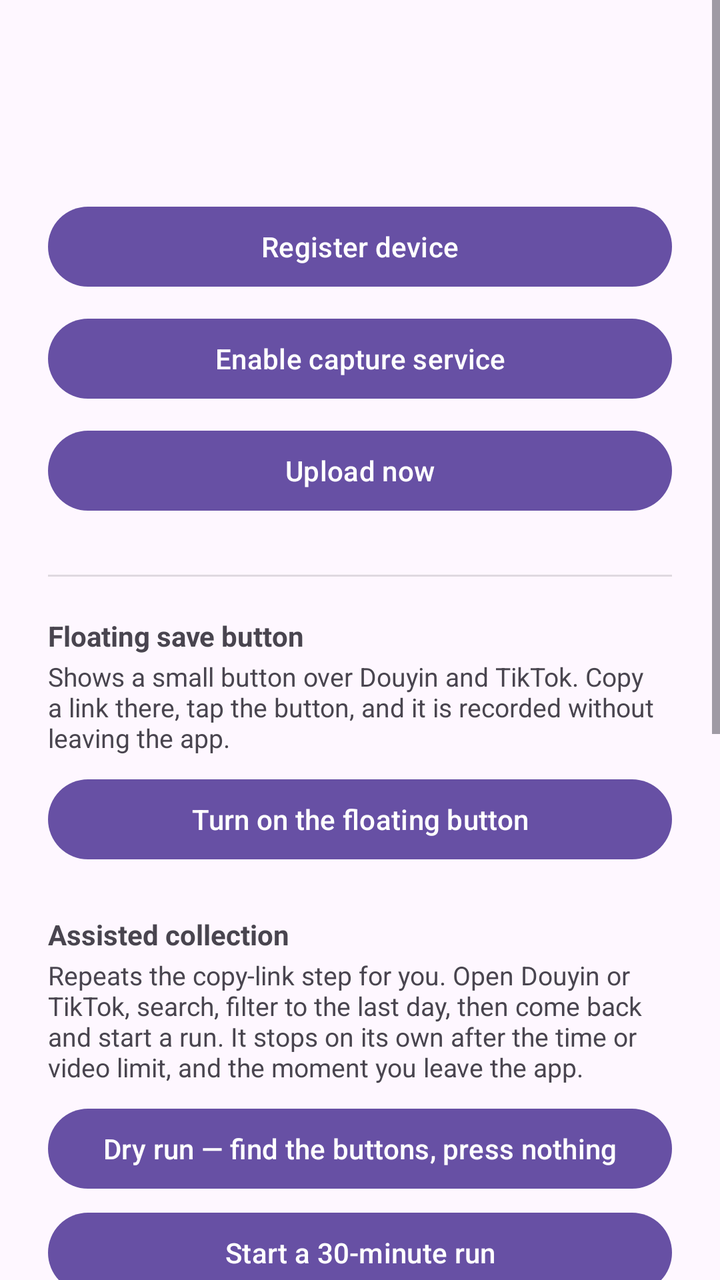
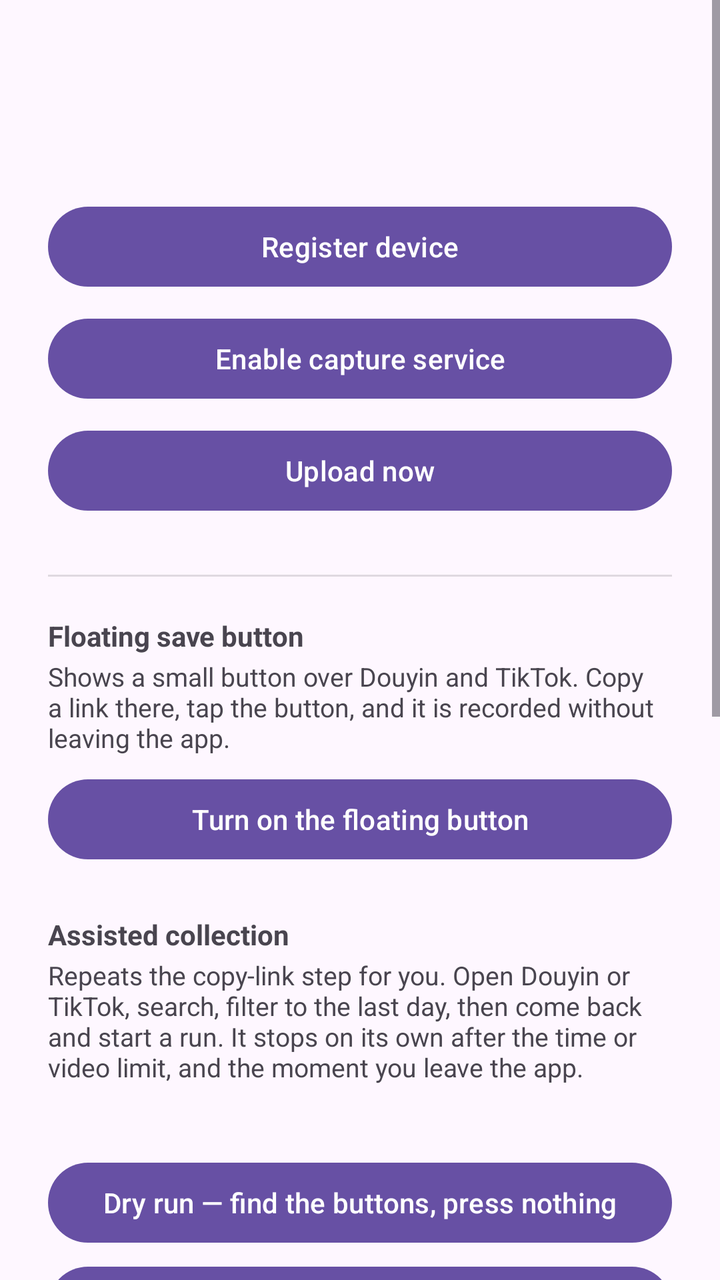

Two renders of the same Android screen: before a commit and after it. Below are the layout's source before the change and the commit's diff.
<!-- AndroidManifest.xml: application theme Theme.Material3.DayNight -->
<!-- res/layout/activity_main.xml -->
<?xml version="1.0" encoding="utf-8"?>
<ScrollView xmlns:android="http://schemas.android.com/apk/res/android"
    android:layout_width="match_parent"
    android:layout_height="match_parent">

<LinearLayout
    android:layout_width="match_parent"
    android:layout_height="wrap_content"
    android:orientation="vertical"
    android:padding="24dp">

    <TextView
        android:id="@+id/statusText"
        android:layout_width="match_parent"
        android:layout_height="wrap_content"
        android:textSize="18sp"
        android:textStyle="bold" />

    <TextView
        android:id="@+id/pendingText"
        android:layout_width="match_parent"
        android:layout_height="wrap_content"
        android:layout_marginTop="8dp" />

    <Button
        android:id="@+id/registerButton"
        android:layout_width="match_parent"
        android:layout_height="wrap_content"
        android:layout_marginTop="24dp"
        android:text="@string/register_button" />

    <Button
        android:id="@+id/accessibilityButton"
        android:layout_width="match_parent"
        android:layout_height="wrap_content"
        android:layout_marginTop="8dp"
        android:text="@string/open_accessibility_settings" />

    <Button
        android:id="@+id/syncButton"
        android:layout_width="match_parent"
        android:layout_height="wrap_content"
        android:layout_marginTop="8dp"
        android:text="@string/sync_now" />

    
    <View
        android:layout_width="match_parent"
        android:layout_height="1dp"
        android:layout_marginTop="28dp"
        android:background="?android:attr/listDivider" />

    <TextView
        android:layout_width="match_parent"
        android:layout_height="wrap_content"
        android:layout_marginTop="20dp"
        android:text="@string/save_button_title"
        android:textStyle="bold" />

    <TextView
        android:layout_width="match_parent"
        android:layout_height="wrap_content"
        android:layout_marginTop="2dp"
        android:text="@string/save_button_help"
        android:textSize="13sp" />

    <Button
        android:id="@+id/saveButtonToggle"
        android:layout_width="match_parent"
        android:layout_height="wrap_content"
        android:layout_marginTop="8dp"
        android:text="@string/save_button_enable" />

    <TextView
        android:layout_width="match_parent"
        android:layout_height="wrap_content"
        android:layout_marginTop="24dp"
        android:text="@string/auto_title"
        android:textStyle="bold" />

    <TextView
        android:layout_width="match_parent"
        android:layout_height="wrap_content"
        android:layout_marginTop="2dp"
        android:text="@string/auto_help"
        android:textSize="13sp" />

    <Button
        android:id="@+id/autoDryRun"
        android:layout_width="match_parent"
        android:layout_height="wrap_content"
        android:layout_marginTop="8dp"
        android:text="@string/auto_dry_run" />

    <Button
        android:id="@+id/autoStart"
        android:layout_width="match_parent"
        android:layout_height="wrap_content"
        android:layout_marginTop="4dp"
        android:text="@string/auto_start" />

    <Button
        android:id="@+id/autoStop"
        android:layout_width="match_parent"
        android:layout_height="wrap_content"
        android:layout_marginTop="4dp"
        android:text="@string/auto_stop" />

    <TextView
        android:layout_width="match_parent"
        android:layout_height="wrap_content"
        android:layout_marginTop="24dp"
        android:text="@string/paste_prompt"
        android:textStyle="bold" />

    <TextView
        android:layout_width="match_parent"
        android:layout_height="wrap_content"
        android:layout_marginTop="2dp"
        android:text="@string/paste_help"
        android:textSize="13sp" />

    <EditText
        android:id="@+id/pasteInput"
        android:layout_width="match_parent"
        android:layout_height="wrap_content"
        android:layout_marginTop="8dp"
        android:autofillHints="URL"
        android:hint="@string/paste_hint"
        android:inputType="textMultiLine"
        android:maxLines="4" />

    <Button
        android:id="@+id/pasteButton"
        android:layout_width="match_parent"
        android:layout_height="wrap_content"
        android:layout_marginTop="8dp"
        android:text="@string/paste_button" />

    
    <View
        android:layout_width="match_parent"
        android:layout_height="1dp"
        android:layout_marginTop="28dp"
        android:background="?android:attr/listDivider" />

    <TextView
        android:layout_width="match_parent"
        android:layout_height="wrap_content"
        android:layout_marginTop="20dp"
        android:text="@string/selfcheck_title"
        android:textStyle="bold" />

    <TextView
        android:id="@+id/selfCheckText"
        android:layout_width="match_parent"
        android:layout_height="wrap_content"
        android:layout_marginTop="8dp"
        android:fontFamily="monospace"
        android:textIsSelectable="true"
        android:textSize="11sp" />

    <Button
        android:id="@+id/selfCheckRefresh"
        android:layout_width="match_parent"
        android:layout_height="wrap_content"
        android:layout_marginTop="12dp"
        android:text="@string/selfcheck_refresh" />

    <Button
        android:id="@+id/selfCheckCopy"
        android:layout_width="match_parent"
        android:layout_height="wrap_content"
        android:layout_marginTop="8dp"
        android:text="@string/selfcheck_copy" />
</LinearLayout>
</ScrollView>
<!-- resources referenced by this layout -->
<resources>
  <string name="auto_dry_run">Dry run — find the buttons, press nothing</string>
  <string name="auto_help">Repeats the copy-link step for you. Open Douyin or TikTok, search, filter to the last day, then come back and start a run. It stops on its own after the time or video limit, and the moment you leave the app.</string>
  <string name="auto_start">Start a 30-minute run</string>
  <string name="auto_stop">Stop the run</string>
  <string name="auto_title">Assisted collection</string>
  <string name="open_accessibility_settings">Enable capture service</string>
  <string name="paste_button">Save this link</string>
  <string name="paste_help">Copy a link in Douyin or TikTok and open this app — it is saved automatically. You can also paste one here.</string>
  <string name="paste_hint">Paste a Douyin or TikTok link</string>
  <string name="paste_prompt">Save a link by hand</string>
  <string name="register_button">Register device</string>
  <string name="save_button_enable">Turn on the floating button</string>
  <string name="save_button_help">Shows a small button over Douyin and TikTok. Copy a link there, tap the button, and it is recorded without leaving the app.</string>
  <string name="save_button_title">Floating save button</string>
  <string name="selfcheck_copy">Copy self-check</string>
  <string name="selfcheck_refresh">Refresh self-check</string>
  <string name="selfcheck_title">Self-check</string>
  <string name="sync_now">Upload now</string>
</resources>

<!-- the commit's change to res/layout/activity_main.xml (unified diff, before → after) -->
@@ -84,6 +84,13 @@
         android:layout_marginTop="2dp"
         android:text="@string/auto_help"
         android:textSize="13sp" />
+
+    <TextView
+        android:id="@+id/autoStatus"
+        android:layout_width="match_parent"
+        android:layout_height="wrap_content"
+        android:layout_marginTop="8dp"
+        android:textStyle="bold" />
 
     <Button
         android:id="@+id/autoDryRun"
